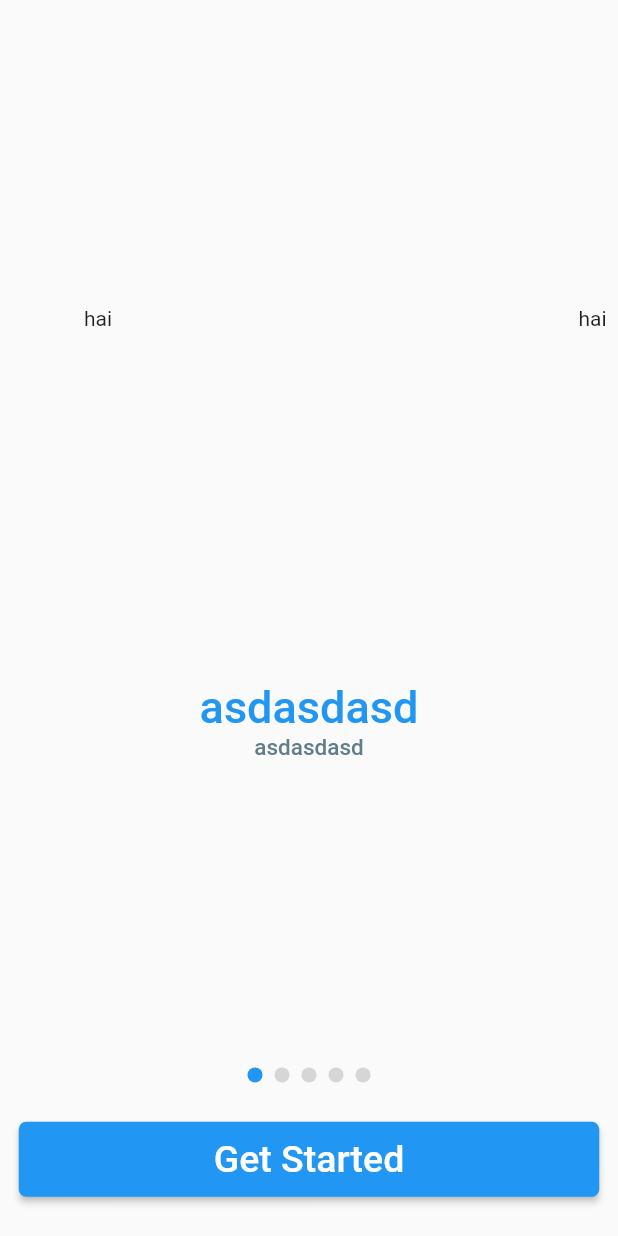
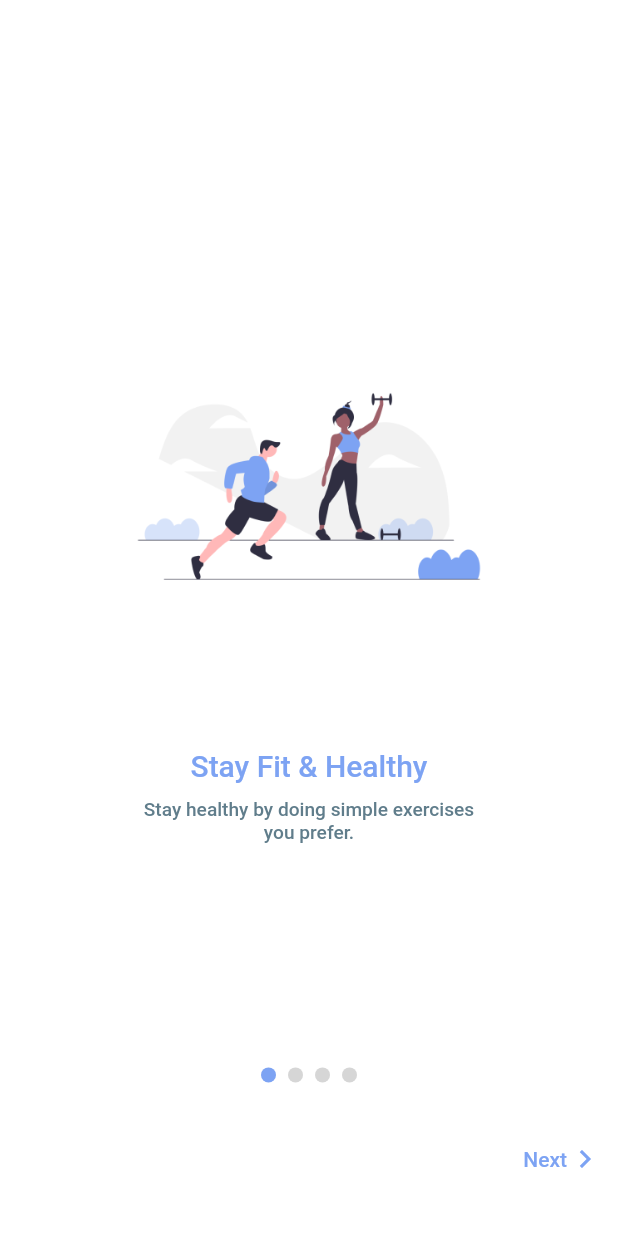
Before and after one commit to vijayinyoutube/OnboardingPage, a Flutter app: the screen it shows after launch, on a phone screen of 412 x 824 dp. Run offline on Flutter 3.47's test engine with Material 2 defaults, Android fonts, the phone set to English and light mode, and no system bars; drawn by our look-alikes of smooth_page_indicator; our stand-ins replace hexcolor.

Commit message:
get started page UI done

```diff
--- /dev/null
+++ b/lib/Declarations/GetStartedPage.dart
@@ -0,0 +1,18 @@
+  import 'package:flutter/material.dart';
+
+PageController myPageViewController =
+      new PageController(viewportFraction: 0.8);
+
+List heading = <String>[
+  "Stay Fit & Healthy",
+  "Simple workouts",
+  "Manage Diet",
+  "Track Progress",
+];
+
+List subHeading = <String>[
+  "Stay healthy by doing simple exercises you prefer.",
+  "Easily workout indoor exercises, meditations and yoga with this app.",
+  "Regulate your diet patterns and food habits with recommendation option.",
+  "Track your workout paterns and visualize you every day progress.",
+];
--- /dev/null
+++ b/lib/Declarations/Images/ImageFiles.dart
@@ -0,0 +1,6 @@
+List<String> getStartedPageImages = [
+  "assets/Images/GetStartedPage/image1.png",
+  "assets/Images/GetStartedPage/image2.png",
+  "assets/Images/GetStartedPage/image3.png",
+  "assets/Images/GetStartedPage/image4.png",
+];
--- /dev/null
+++ b/lib/GeneralWidgets/GWidgets.dart
@@ -0,0 +1,5 @@
+import 'package:flutter/material.dart';
+
+Widget heightSpacer(double myHeight) => SizedBox(height: myHeight);
+
+Widget widthSpacer(double myWidth) => SizedBox(width: myWidth);
--- a/lib/HomePage.dart
+++ /dev/null
@@ -1,130 +0,0 @@
-import 'package:dots_indicator/dots_indicator.dart';
-import 'package:smooth_page_indicator/smooth_page_indicator.dart';
-import 'package:flutter/material.dart';
-
-class HomePage extends StatefulWidget {
-  HomePage({Key key}) : super(key: key);
-
-  @override
-  _HomePageState createState() => _HomePageState();
-}
-
-class _HomePageState extends State<HomePage> {
-  PageController myPageViewController=new PageController(viewportFraction: 0.8);
-  double currentPage = 0;
-  String name;
-  bool checkValue;
-
-  @override
-  Widget build(BuildContext context) {
-    return Scaffold(
-      body: Container(
-        child: SingleChildScrollView(
-          child: ConstrainedBox(
-            constraints:
-                BoxConstraints(minHeight: (MediaQuery.of(context).size.height)),
-            child: Column(
-              mainAxisAlignment: MainAxisAlignment.spaceEvenly,
-              crossAxisAlignment: CrossAxisAlignment.center,
-              children: [
-                buildPageView(),
-                buildDotIndicator(),
-                buildGetStartedButton(),
-              ],
-            ),
-          ),
-        ),
-      ),
-    );
-  }
-
-  Widget buildPageView() => Container(
-        height: MediaQuery.of(context).size.height / 1.25,
-        child: Container(
-          child: PageView.builder(
-            controller: myPageViewController,
-            itemCount: 5,
-            physics: BouncingScrollPhysics(),
-            itemBuilder: (context, index) {
-              //  ScrollPosition ScrollPosition(physics: BouncingScrollPhysics(), context: myPageViewController.page),
-              return Container(
-                child: Column(
-                  mainAxisAlignment: MainAxisAlignment.center,
-                  crossAxisAlignment: CrossAxisAlignment.center,
-                  children: [
-                    Center(
-                      child: Container(
-                          width: 300, height: 250, child: Text("hai")),
-                    ),
-                    Flexible(
-                      child: Text(
-                        "asdasdasd",
-                        textAlign: TextAlign.center,
-                        style: TextStyle(
-                          color: Colors.blue,
-                          fontSize: 30.00,
-                          fontWeight: FontWeight.w500,
-                        ),
-                      ),
-                    ),
-                    Flexible(
-                      child: Container(
-                        width: (MediaQuery.of(context).size.width) - 100,
-                        child: Text(
-                          "asdasdasd",
-                          textAlign: TextAlign.center,
-                          style: TextStyle(
-                            color: Colors.blueGrey,
-                            fontSize: 15.00,
-                            fontWeight: FontWeight.w500,
-                          ),
-                        ),
-                      ),
-                    ),
-                  ],
-                ),
-              );
-            },
-            onPageChanged: (value) {
-              try {
-                setState(() {
-                  currentPage = value.toDouble();
-                });
-              } catch (e) {}
-            },
-          ),
-        ),
-      );
-
-  Widget buildDotIndicator() => SmoothPageIndicator(
-	controller: myPageViewController,  // PageController
-	count:  5,
-
-	// forcing the indicator to use a specific direction
-	//textDirection: TextDirection.rtl,
-	effect:  WormEffect(activeDotColor: Colors.blue,dotWidth: 10.0,dotHeight: 10,dotColor: Colors.grey[350]),
-);
-
-
-  Widget buildGetStartedButton() => Container(
-        width: (MediaQuery.of(context).size.width) - 25,
-        height: 50,
-        child: ElevatedButton(
-          style: ElevatedButton.styleFrom(
-            primary: Colors.blue,
-
-            shape: RoundedRectangleBorder(
-                borderRadius: BorderRadius.circular(5.00)),
-          ),
-          child: Text(
-            "Get Started",
-            style: TextStyle(
-              color: Colors.white,
-              fontSize: 25.00,
-              fontWeight: FontWeight.w500,
-            ),
-          ),
-          onPressed: () {},
-        ),
-      );
-}
--- /dev/null
+++ b/lib/Screens/GetStarted/UI/GetStartedPage.dart
@@ -0,0 +1,201 @@
+import 'package:exeappgetsrt/Declarations/GetStartedPage.dart';
+import 'package:exeappgetsrt/Declarations/Images/ImageFiles.dart';
+import 'package:exeappgetsrt/GeneralWidgets/GWidgets.dart';
+import 'package:smooth_page_indicator/smooth_page_indicator.dart';
+import 'package:flutter/material.dart';
+import 'package:hexcolor/hexcolor.dart';
+
+class GetStartedPage extends StatefulWidget {
+  GetStartedPage({Key key}) : super(key: key);
+
+  @override
+  _GetStartedPageState createState() => _GetStartedPageState();
+}
+
+class _GetStartedPageState extends State<GetStartedPage> {
+  double currentPage = 0;
+  String name;
+  bool checkValue;
+
+  @override
+  Widget build(BuildContext context) {
+    return Scaffold(
+      backgroundColor: Colors.white,
+      body: Container(
+        child: SingleChildScrollView(
+          child: ConstrainedBox(
+            constraints:
+                BoxConstraints(minHeight: (MediaQuery.of(context).size.height)),
+            child: Column(
+              mainAxisAlignment: MainAxisAlignment.spaceEvenly,
+              crossAxisAlignment: CrossAxisAlignment.center,
+              children: [
+                buildPageView(),
+                buildDotIndicator(),
+                buildGetStartedButton(),
+              ],
+            ),
+          ),
+        ),
+      ),
+    );
+  }
+
+  Widget buildPageView() => Container(
+        height: MediaQuery.of(context).size.height / 1.25,
+        child: Container(
+          child: PageView.builder(
+            controller: myPageViewController,
+            itemCount: 4,
+            physics: BouncingScrollPhysics(),
+            itemBuilder: (context, index) {
+              return Padding(
+                padding: const EdgeInsets.symmetric(horizontal: 50.00),
+                child: Container(
+                  child: Column(
+                    mainAxisAlignment: MainAxisAlignment.center,
+                    crossAxisAlignment: CrossAxisAlignment.center,
+                    children: [
+                      Center(
+                        child: Container(
+                          width: double.infinity,
+                          height: 350,
+                          child: Image.asset(
+                            getStartedPageImages[index],
+                            fit: BoxFit.contain,
+                          ),
+                        ),
+                      ),
+                      Flexible(
+                        child: Text(
+                          heading[index],
+                          textAlign: TextAlign.center,
+                          style: TextStyle(
+                            color: HexColor("#7DA3F3"),
+                            fontSize: 20.00,
+                            fontWeight: FontWeight.w500,
+                          ),
+                        ),
+                      ),
+                      heightSpacer(10.00),
+                      Flexible(
+                        child: Container(
+                          width: (MediaQuery.of(context).size.width) - 100,
+                          child: Text(
+                            subHeading[index],
+                            textAlign: TextAlign.center,
+                            style: TextStyle(
+                              color: Colors.blueGrey,
+                              fontSize: 12.75,
+                              fontWeight: FontWeight.w500,
+                            ),
+                          ),
+                        ),
+                      ),
+                    ],
+                  ),
+                ),
+              );
+            },
+            onPageChanged: (value) {
+              try {
+                setState(() {
+                  currentPage = value.toDouble();
+                });
+              } catch (e) {}
+            },
+          ),
+        ),
+      );
+
+  Widget buildDotIndicator() => SmoothPageIndicator(
+        controller: myPageViewController,
+        count: 4,
+        effect: WormEffect(
+            activeDotColor: HexColor("#7DA3F3"),
+            dotWidth: 10.0,
+            dotHeight: 10,
+            dotColor: Colors.grey[350]),
+      );
+
+  Widget buildGetStartedButton() => currentPage == 3
+      ? Container(
+          width: (MediaQuery.of(context).size.width) - 25,
+          height: 50,
+          child: ElevatedButton(
+
+            style: ElevatedButton.styleFrom(
+              elevation: 0,
+              primary: HexColor("#7DA3F3"),
+              shape: RoundedRectangleBorder(
+                  borderRadius: BorderRadius.circular(10.00)),
+            ),
+            child: Text(
+              "Get Started",
+              style: TextStyle(
+                color: Colors.white,
+                fontSize: 25.00,
+                fontWeight: FontWeight.w500,
+              ),
+            ),
+            onPressed: () {},
+          ),
+        )
+      : buildNextbackBtn(currentPage);
+}
+
+Widget buildNextbackBtn(double currentPage) => Container(
+      height: 50,
+      child: Padding(
+        padding: const EdgeInsets.symmetric(horizontal: 10.00),
+        child: Row(
+          mainAxisAlignment: MainAxisAlignment.spaceBetween,
+          children: [
+            currentPage != 0
+                ? GestureDetector(
+                    onTap: () {
+                      myPageViewController.previousPage(
+                          duration: Duration(seconds: 1), curve: Curves.ease);
+                    },
+                    child: Container(
+                      child: Row(
+                        children: [
+                          Icon(Icons.navigate_before),
+                          Text(
+                            "Back",
+                            style: TextStyle(
+                              fontWeight: FontWeight.w500,
+                            ),
+                          ),
+                        ],
+                      ),
+                    ),
+                  )
+                : SizedBox(),
+            GestureDetector(
+              onTap: () {
+                myPageViewController.nextPage(
+                    duration: Duration(seconds: 1), curve: Curves.ease);
+              },
+              child: Container(
+                child: Row(
+                  children: [
+                    Text(
+                      "Next",
+                      style: TextStyle(
+                        fontWeight: FontWeight.w500,
+                        color: HexColor("#7DA3F3"),
+                      ),
+                    ),
+                    Icon(
+                      Icons.navigate_next,
+                      color: HexColor("#7DA3F3"),
+                    ),
+                  ],
+                ),
+              ),
+            ),
+          ],
+        ),
+      ),
+    );
--- a/lib/main.dart
+++ b/lib/main.dart
@@ -1,6 +1,5 @@
 import 'package:flutter/material.dart';
-
-import 'HomePage.dart';
+import 'Screens/GetStarted/UI/GetStartedPage.dart';
 
 void main() {
   runApp(MyApp());
@@ -10,9 +9,8 @@ class MyApp extends StatelessWidget {
   @override
   Widget build(BuildContext context) {
     return MaterialApp(
-
-
-      home: HomePage(),
+      debugShowCheckedModeBanner: false,
+      home: GetStartedPage(),
     );
   }
 }
--- a/pubspec.yaml
+++ b/pubspec.yaml
@@ -30,6 +30,7 @@ dependencies:
   cupertino_icons: ^1.0.2
   dots_indicator: ^1.2.0
   smooth_page_indicator: ^0.2.0
+  hexcolor: ^1.0.6
 
 dev_dependencies:
   flutter_test:
@@ -47,9 +48,8 @@ flutter:
   uses-material-design: true
 
   # To add assets to your application, add an assets section, like this:
-  # assets:
-  #   - images/a_dot_burr.jpeg
-  #   - images/a_dot_ham.jpeg
+  assets:
+    - assets/Images/GetStartedPage/
 
   # An image asset can refer to one or more resolution-specific "variants", see
   # https://flutter.dev/assets-and-images/#resolution-aware.
```
Also changed, not shown: assets/Images/GetStartedPage/image1.png (added), assets/Images/GetStartedPage/image2.png (added), assets/Images/GetStartedPage/image3.png (added), assets/Images/GetStartedPage/image4.png (added), pubspec.lock.
